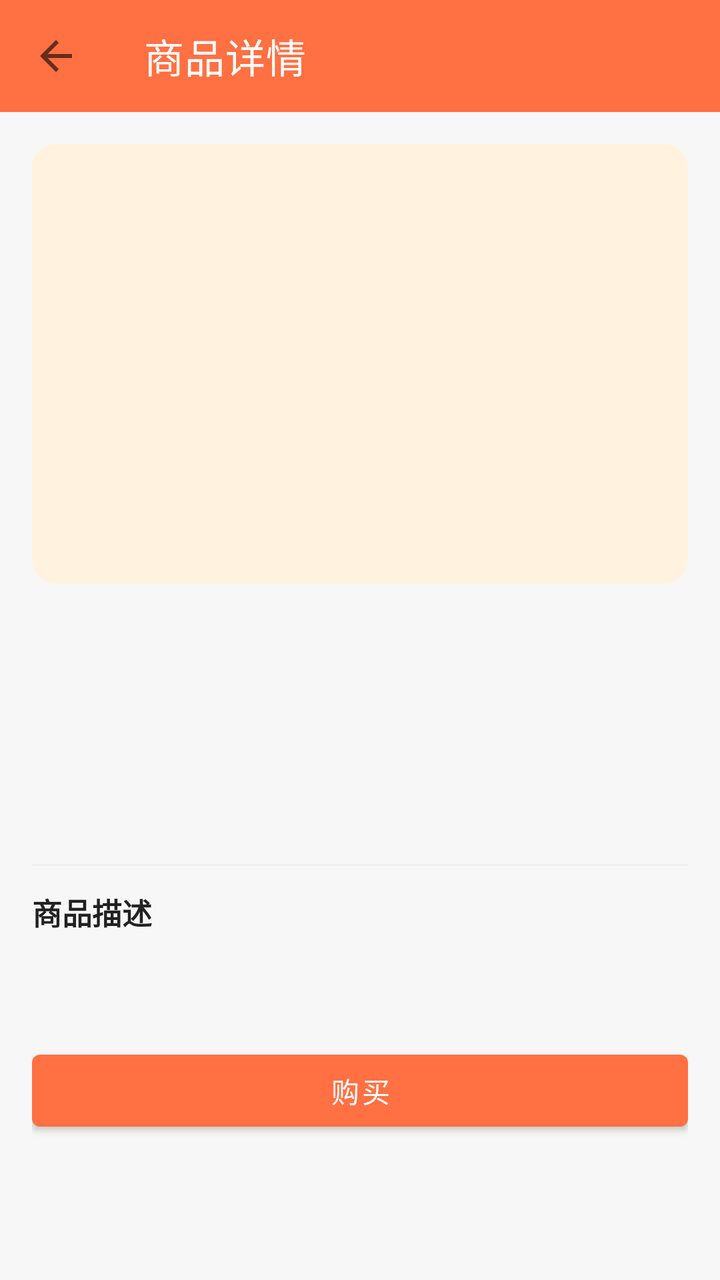
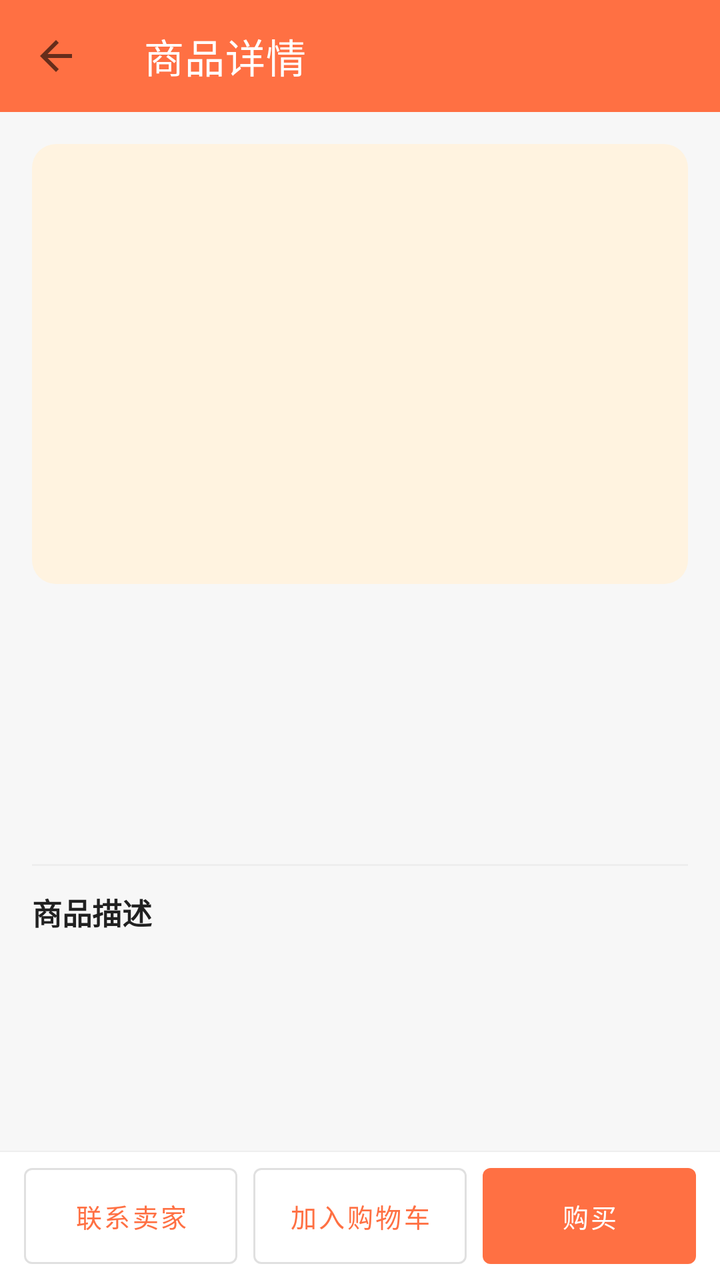

An Android layout rendered at two revisions. The XML below is the earlier revision; the diff shows what the commit changed to produce the second picture.
<!-- AndroidManifest.xml: application theme Theme.MyApplicationFinalExam -->
<!-- res/layout/activity_detail.xml -->
<?xml version="1.0" encoding="utf-8"?>
<LinearLayout xmlns:android="http://schemas.android.com/apk/res/android"
    xmlns:app="http://schemas.android.com/apk/res-auto"
    android:layout_width="match_parent"
    android:layout_height="match_parent"
    android:background="@color/page_bg"
    android:orientation="vertical">

    <com.google.android.material.appbar.MaterialToolbar
        android:id="@+id/toolbar"
        android:layout_width="match_parent"
        android:layout_height="?attr/actionBarSize"
        android:background="@color/brand_orange"
        app:navigationIcon="?attr/homeAsUpIndicator"
        app:popupTheme="@style/ThemeOverlay.MaterialComponents.Light"
        app:title="@string/detail_title"
        app:titleTextColor="@color/white" />

    <ScrollView
        android:layout_width="match_parent"
        android:layout_height="0dp"
        android:layout_weight="1">

        <LinearLayout
            android:layout_width="match_parent"
            android:layout_height="wrap_content"
            android:orientation="vertical"
            android:padding="16dp">

            <FrameLayout
                android:layout_width="match_parent"
                android:layout_height="220dp">

                <TextView
                    android:id="@+id/tv_cover"
                    android:layout_width="match_parent"
                    android:layout_height="match_parent"
                    android:background="@drawable/bg_cover"
                    android:gravity="center"
                    android:textSize="72sp" />

                <ImageView
                    android:id="@+id/iv_cover"
                    android:layout_width="match_parent"
                    android:layout_height="match_parent"
                    android:contentDescription="@null"
                    android:scaleType="centerCrop"
                    android:visibility="gone" />
            </FrameLayout>

            <TextView
                android:id="@+id/tv_name"
                android:layout_width="match_parent"
                android:layout_height="wrap_content"
                android:layout_marginTop="16dp"
                android:textColor="@color/text_primary"
                android:textSize="22sp"
                android:textStyle="bold" />

            <TextView
                android:id="@+id/tv_price"
                android:layout_width="wrap_content"
                android:layout_height="wrap_content"
                android:layout_marginTop="6dp"
                android:textColor="@color/brand_orange"
                android:textSize="22sp"
                android:textStyle="bold" />

            <TextView
                android:id="@+id/tv_meta"
                android:layout_width="match_parent"
                android:layout_height="wrap_content"
                android:layout_marginTop="4dp"
                android:textColor="@color/text_secondary"
                android:textSize="13sp" />

            <TextView
                android:id="@+id/tv_status"
                android:layout_width="wrap_content"
                android:layout_height="wrap_content"
                android:layout_marginTop="4dp"
                android:textColor="@color/brand_teal_dark"
                android:textSize="13sp" />

            <View
                android:layout_width="match_parent"
                android:layout_height="1dp"
                android:layout_marginTop="16dp"
                android:layout_marginBottom="12dp"
                android:background="@color/divider" />

            <TextView
                android:layout_width="wrap_content"
                android:layout_height="wrap_content"
                android:text="@string/label_desc"
                android:textColor="@color/text_primary"
                android:textSize="15sp"
                android:textStyle="bold" />

            <TextView
                android:id="@+id/tv_desc"
                android:layout_width="match_parent"
                android:layout_height="wrap_content"
                android:layout_marginTop="6dp"
                android:lineSpacingExtra="4dp"
                android:textColor="@color/text_primary"
                android:textSize="15sp" />

            <com.google.android.material.button.MaterialButton
                android:id="@+id/btn_buy"
                android:layout_width="match_parent"
                android:layout_height="wrap_content"
                android:layout_marginTop="28dp"
                android:text="@string/action_buy" />
        </LinearLayout>
    </ScrollView>
</LinearLayout>
<!-- resources referenced by this layout -->
<resources>
  <color name="brand_orange">#FF7043</color>
  <color name="brand_teal_dark">#00897B</color>
  <color name="divider">#EEEEEE</color>
  <color name="page_bg">#F7F7F7</color>
  <color name="text_primary">#212121</color>
  <color name="text_secondary">#757575</color>
  <color name="white">#FFFFFFFF</color>
  <!-- drawable bg_cover (drawable) -->
  <?xml version="1.0" encoding="utf-8"?>
  <shape xmlns:android="http://schemas.android.com/apk/res/android"
      android:shape="rectangle">
      <solid android:color="@color/cover_bg" />
      <corners android:radius="12dp" />
  </shape>
  <string name="action_buy">购买</string>
  <string name="detail_title">商品详情</string>
  <string name="label_desc">商品描述</string>
  <style name="Theme.MyApplicationFinalExam" parent="Theme.MaterialComponents.Light.NoActionBar">
          <item name="colorPrimary">@color/brand_orange</item>
          <item name="colorPrimaryVariant">@color/brand_orange_dark</item>
          <item name="colorOnPrimary">@color/white</item>
          <item name="colorSecondary">@color/brand_teal</item>
          <item name="colorSecondaryVariant">@color/brand_teal_dark</item>
          <item name="colorOnSecondary">@color/white</item>
          <item name="android:statusBarColor">@color/brand_orange_dark</item>
          <item name="android:windowBackground">@color/page_bg</item>
      </style>
  <color name="cover_bg">#FFF3E0</color>
  <color name="brand_orange_dark">#F4511E</color>
  <color name="brand_teal">#26A69A</color>
</resources>

<!-- the commit's change to res/layout/activity_detail.xml (unified diff, before → after) -->
@@ -106,12 +106,59 @@
                 android:textColor="@color/text_primary"
                 android:textSize="15sp" />
 
-            <com.google.android.material.button.MaterialButton
-                android:id="@+id/btn_buy"
-                android:layout_width="match_parent"
-                android:layout_height="wrap_content"
-                android:layout_marginTop="28dp"
-                android:text="@string/action_buy" />
         </LinearLayout>
     </ScrollView>
+
+    <View
+        android:layout_width="match_parent"
+        android:layout_height="0.5dp"
+        android:background="@color/divider" />
+
+    <LinearLayout
+        android:layout_width="match_parent"
+        android:layout_height="wrap_content"
+        android:background="@color/white"
+        android:orientation="horizontal"
+        android:paddingStart="12dp"
+        android:paddingTop="8dp"
+        android:paddingEnd="12dp"
+        android:paddingBottom="8dp">
+
+        <com.google.android.material.button.MaterialButton
+            android:id="@+id/btn_chat"
+            style="@style/Widget.MaterialComponents.Button.OutlinedButton"
+            android:layout_width="0dp"
+            android:layout_height="wrap_content"
+            android:layout_weight="1"
+            android:insetTop="0dp"
+            android:insetBottom="0dp"
+            android:minWidth="0dp"
+            android:text="@string/action_contact_seller"
+            android:textSize="13sp" />
+
+        <com.google.android.material.button.MaterialButton
+            android:id="@+id/btn_cart"
+            style="@style/Widget.MaterialComponents.Button.OutlinedButton"
+            android:layout_width="0dp"
+            android:layout_height="wrap_content"
+            android:layout_marginStart="8dp"
+            android:layout_weight="1"
+            android:insetTop="0dp"
+            android:insetBottom="0dp"
+            android:minWidth="0dp"
+            android:text="@string/action_add_cart"
+            android:textSize="13sp" />
+
+        <com.google.android.material.button.MaterialButton
+            android:id="@+id/btn_buy"
+            android:layout_width="0dp"
+            android:layout_height="wrap_content"
+            android:layout_marginStart="8dp"
+            android:layout_weight="1"
+            android:insetTop="0dp"
+            android:insetBottom="0dp"
+            android:minWidth="0dp"
+            android:text="@string/action_buy"
+            android:textSize="13sp" />
+    </LinearLayout>
 </LinearLayout>
<!-- resource entries referenced after the edit -->
@@ -14,7 +14,9 @@
       <solid android:color="@color/cover_bg" />
       <corners android:radius="12dp" />
   </shape>
+  <string name="action_add_cart">加入购物车</string>
   <string name="action_buy">购买</string>
+  <string name="action_contact_seller">联系卖家</string>
   <string name="detail_title">商品详情</string>
   <string name="label_desc">商品描述</string>
   <style name="Theme.MyApplicationFinalExam" parent="Theme.MaterialComponents.Light.NoActionBar">
